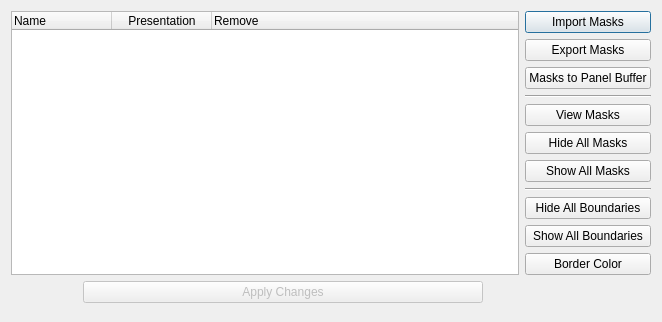
The window that hexrdgui/resources/ui/mask_manager_dialog.ui (HEXRD/hexrdgui) describes before a commit, drawn with Qt 5.
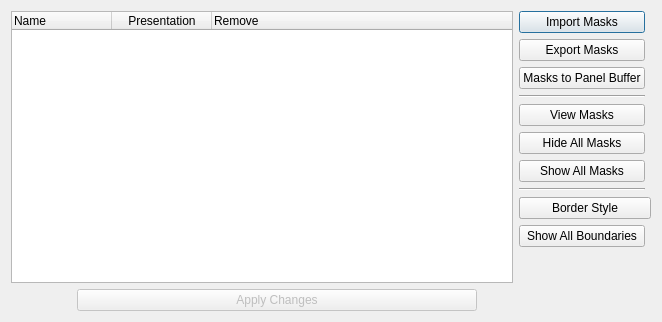
The same window after the commit.

Commit message: Allow changing line style and width for mask borders

```diff
--- a/hexrdgui/resources/ui/mask_manager_dialog.ui
+++ b/hexrdgui/resources/ui/mask_manager_dialog.ui
@@ -130,10 +130,10 @@
      </property>
     </widget>
    </item>
-   <item row="10" column="1">
-    <widget class="QPushButton" name="border_color">
+   <item row="8" column="1" colspan="2">
+    <widget class="QPushButton" name="border_style">
      <property name="text">
-      <string>Border Color</string>
+      <string>Border Style</string>
      </property>
     </widget>
    </item>
```
The commit also changes 5 other files.
